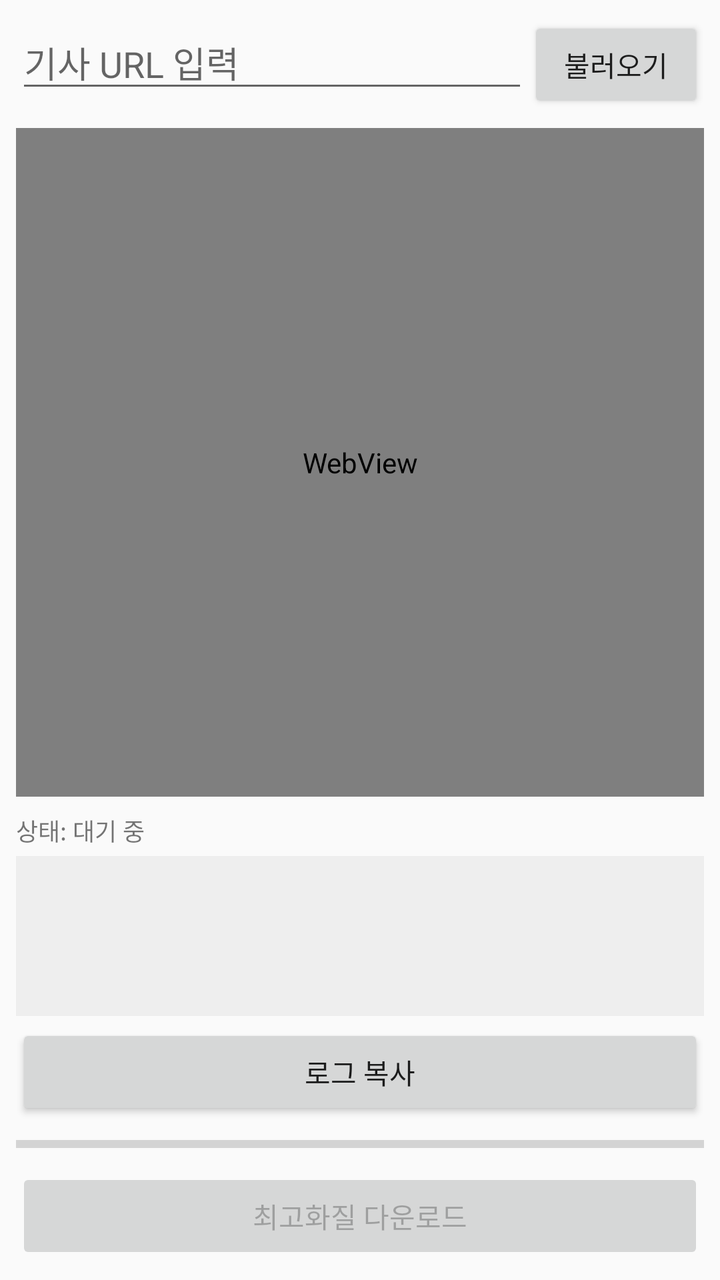
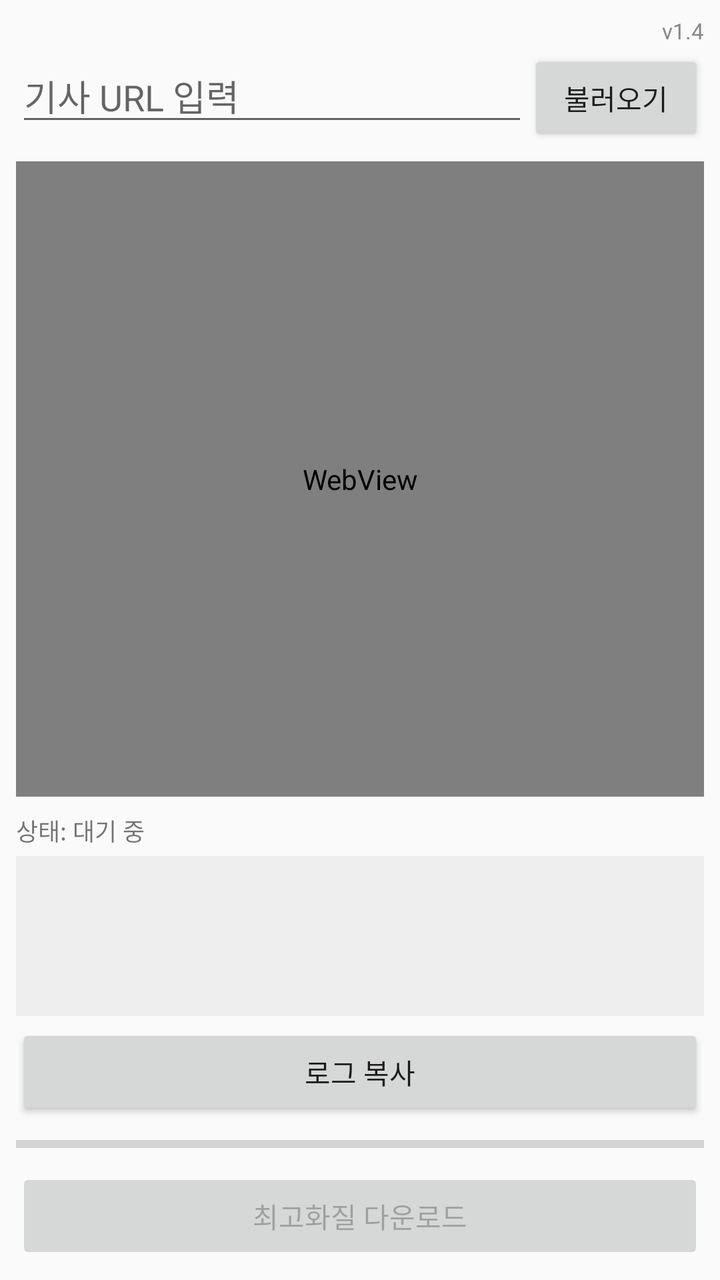

Before-and-after screenshots of an Android layout around one commit, followed by the original layout XML and the change that was made.
<!-- AndroidManifest.xml: application theme Theme.AppCompat.DayNight.NoActionBar -->
<!-- res/layout/activity_main.xml -->
<?xml version="1.0" encoding="utf-8"?>
<LinearLayout xmlns:android="http://schemas.android.com/apk/res/android"
    android:layout_width="match_parent"
    android:layout_height="match_parent"
    android:orientation="vertical"
    android:padding="8dp">

    <LinearLayout
        android:layout_width="match_parent"
        android:layout_height="wrap_content"
        android:orientation="horizontal">

        <EditText
            android:id="@+id/urlInput"
            android:layout_width="0dp"
            android:layout_height="wrap_content"
            android:layout_weight="1"
            android:hint="기사 URL 입력"
            android:inputType="textUri"
            android:autofillHints="" />

        <Button
            android:id="@+id/loadButton"
            android:layout_width="wrap_content"
            android:layout_height="wrap_content"
            android:text="불러오기" />
    </LinearLayout>

    <WebView
        android:id="@+id/webView"
        android:layout_width="match_parent"
        android:layout_height="0dp"
        android:layout_weight="1"
        android:layout_marginTop="8dp" />

    <TextView
        android:id="@+id/statusText"
        android:layout_width="match_parent"
        android:layout_height="wrap_content"
        android:layout_marginTop="8dp"
        android:text="상태: 대기 중"
        android:textSize="12sp" />

    <ScrollView
        android:layout_width="match_parent"
        android:layout_height="80dp"
        android:layout_marginTop="4dp"
        android:background="#EEEEEE">

        <TextView
            android:id="@+id/logText"
            android:layout_width="match_parent"
            android:layout_height="wrap_content"
            android:padding="4dp"
            android:textSize="10sp"
            android:textIsSelectable="true" />
    </ScrollView>

    <Button
        android:id="@+id/copyLogButton"
        android:layout_width="match_parent"
        android:layout_height="wrap_content"
        android:layout_marginTop="4dp"
        android:text="로그 복사" />

    <ProgressBar
        android:id="@+id/progressBar"
        style="?android:attr/progressBarStyleHorizontal"
        android:layout_width="match_parent"
        android:layout_height="wrap_content"
        android:layout_marginTop="4dp"
        android:max="100" />

    <Button
        android:id="@+id/downloadButton"
        android:layout_width="match_parent"
        android:layout_height="wrap_content"
        android:layout_marginTop="4dp"
        android:text="최고화질 다운로드"
        android:enabled="false" />

</LinearLayout>
<!-- resources referenced by this layout -->
<resources>

</resources>

<!-- the commit's change to res/layout/activity_main.xml (unified diff, before → after) -->
@@ -4,6 +4,16 @@
     android:layout_height="match_parent"
     android:orientation="vertical"
     android:padding="8dp">
+
+    <TextView
+        android:id="@+id/versionText"
+        android:layout_width="match_parent"
+        android:layout_height="wrap_content"
+        android:text="v1.4"
+        android:textSize="11sp"
+        android:textColor="#888888"
+        android:gravity="end"
+        android:layout_marginBottom="2dp" />
 
     <LinearLayout
         android:layout_width="match_parent"
